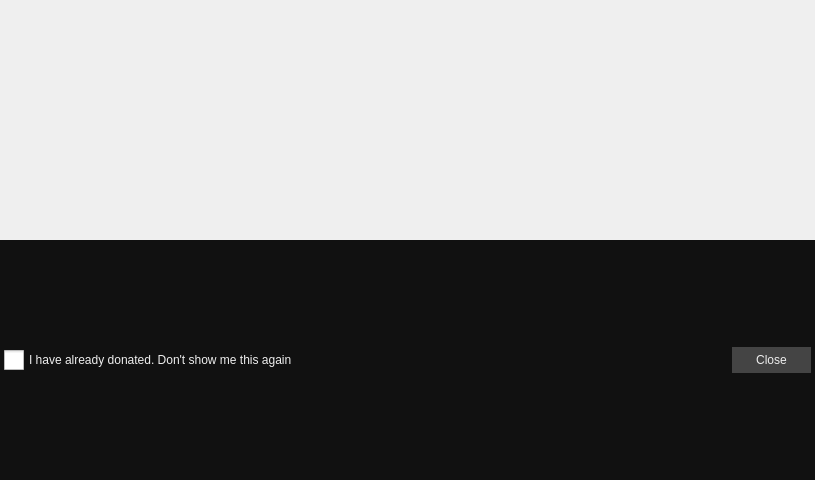
First picture: the form in src/dialogs/donate.ui, repository jahshaka/Studio, before the edit.
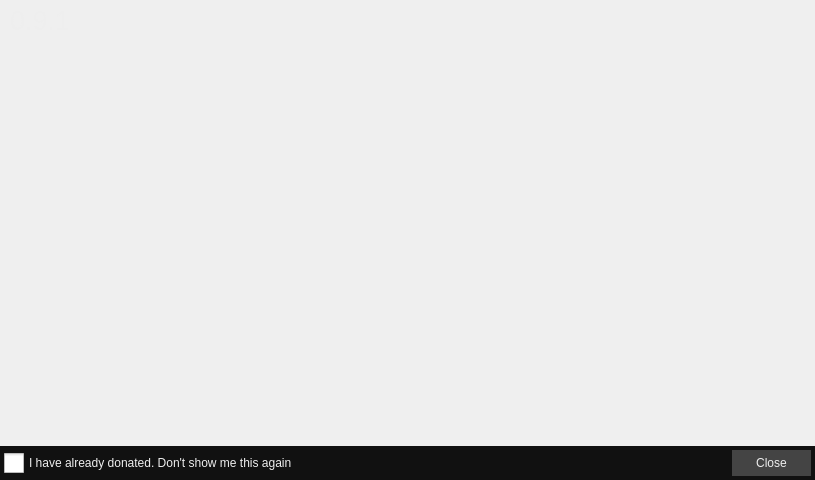
Second picture: the form after the edit. Icons and pictures are not drawn.

```diff
--- a/src/dialogs/donate.ui
+++ b/src/dialogs/donate.ui
@@ -12,13 +12,13 @@
   </property>
   <property name="minimumSize">
    <size>
-    <width>0</width>
+    <width>815</width>
     <height>0</height>
    </size>
   </property>
   <property name="maximumSize">
    <size>
-    <width>16777215</width>
+    <width>815</width>
     <height>16777215</height>
    </size>
   </property>
@@ -27,13 +27,14 @@
   </property>
   <property name="styleSheet">
    <string notr="true">#Donate {
-	border: 1px solid black;
+	border: 0 px solid black;
 }
 
 * {
 	color: #EEE;
 }
 
+
 QCheckBox {
     spacing: 5px;
 	font-size: 12px;
@@ -70,22 +71,103 @@
     <number>0</number>
    </property>
    <item>
-    <widget class="QLabel" name="label">
+    <widget class="QWidget" name="widget_background" native="true">
+     <property name="sizePolicy">
+      <sizepolicy hsizetype="Preferred" vsizetype="Expanding">
+       <horstretch>0</horstretch>
+       <verstretch>0</verstretch>
+      </sizepolicy>
+     </property>
      <property name="maximumSize">
       <size>
        <width>815</width>
        <height>480</height>
       </size>
      </property>
-     <property name="text">
-      <string/>
+     <property name="styleSheet">
+      <string notr="true">#widget_background{
+ border-image: url(:/images/splashv3.png);
+border: 0px;
+}</string>
      </property>
-     <property name="pixmap">
-      <pixmap resource="../../app/images.qrc">:/images/splashv3_d.png</pixmap>
-     </property>
-     <property name="scaledContents">
-      <bool>true</bool>
-     </property>
+     <layout class="QVBoxLayout" name="verticalLayout_2">
+      <property name="spacing">
+       <number>0</number>
+      </property>
+      <property name="leftMargin">
+       <number>0</number>
+      </property>
+      <property name="topMargin">
+       <number>0</number>
+      </property>
+      <property name="rightMargin">
+       <number>0</number>
+      </property>
+      <property name="bottomMargin">
+       <number>0</number>
+      </property>
+      <item>
+       <widget class="QFrame" name="frame">
+        <property name="minimumSize">
+         <size>
+          <width>0</width>
+          <height>0</height>
+         </size>
+        </property>
+        <property name="frameShape">
+         <enum>QFrame::Shape::NoFrame</enum>
+        </property>
+        <property name="frameShadow">
+         <enum>QFrame::Shadow::Plain</enum>
+        </property>
+        <property name="lineWidth">
+         <number>0</number>
+        </property>
+        <layout class="QVBoxLayout" name="verticalLayout_3">
+         <property name="spacing">
+          <number>0</number>
+         </property>
+         <property name="leftMargin">
+          <number>10</number>
+         </property>
+         <property name="topMargin">
+          <number>5</number>
+         </property>
+         <property name="rightMargin">
+          <number>0</number>
+         </property>
+         <property name="bottomMargin">
+          <number>0</number>
+         </property>
+         <item>
+          <widget class="QLabel" name="label">
+           <property name="font">
+            <font>
+             <pointsize>20</pointsize>
+            </font>
+           </property>
+           <property name="text">
+            <string>0.9.1</string>
+           </property>
+          </widget>
+         </item>
+        </layout>
+       </widget>
+      </item>
+      <item>
+       <spacer name="verticalSpacer">
+        <property name="orientation">
+         <enum>Qt::Orientation::Vertical</enum>
+        </property>
+        <property name="sizeHint" stdset="0">
+         <size>
+          <width>20</width>
+          <height>40</height>
+         </size>
+        </property>
+       </spacer>
+      </item>
+     </layout>
     </widget>
    </item>
    <item>
```
Left out of the diff: 6 changed lines with no effect on the pictures.
